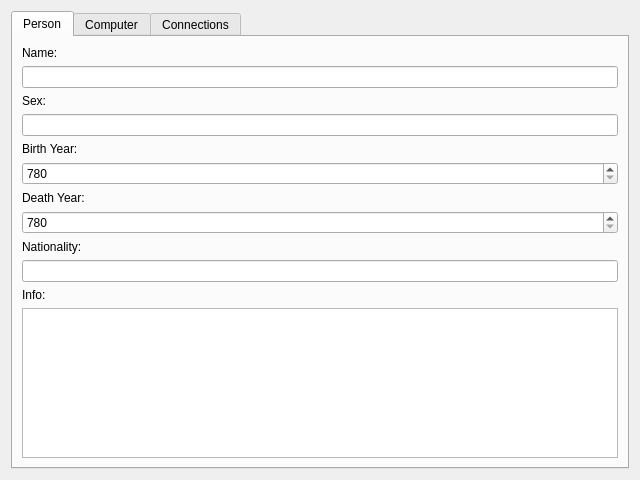
The window that additem.ui (Fanarito/VLN1) describes before a commit, drawn with Qt 5.
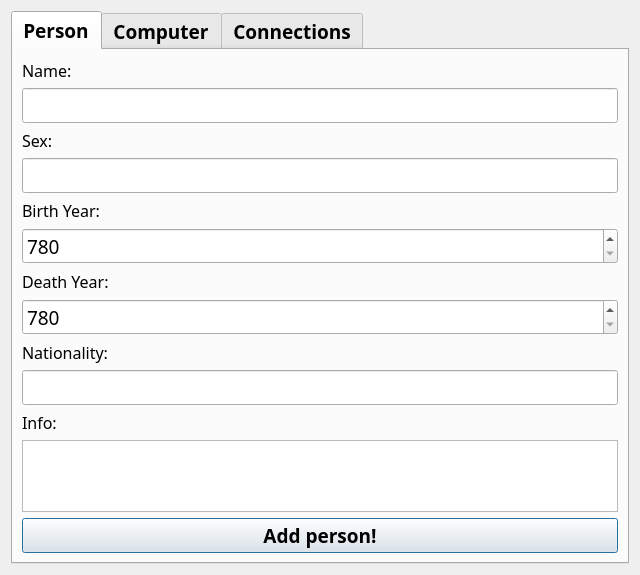
The same window after the commit.

```diff
--- a/additem.ui
+++ b/additem.ui
@@ -16,6 +16,14 @@
   <layout class="QVBoxLayout" name="verticalLayout_2">
    <item>
     <widget class="QTabWidget" name="tabWidget">
+     <property name="font">
+      <font>
+       <family>Calibri Light</family>
+       <pointsize>14</pointsize>
+       <weight>75</weight>
+       <bold>true</bold>
+      </font>
+     </property>
      <property name="currentIndex">
       <number>0</number>
      </property>
@@ -26,6 +34,14 @@
       <layout class="QVBoxLayout" name="verticalLayout">
        <item>
         <widget class="QLabel" name="label">
+         <property name="font">
+          <font>
+           <family>Calibri Light</family>
+           <pointsize>12</pointsize>
+           <weight>50</weight>
+           <bold>false</bold>
+          </font>
+         </property>
          <property name="text">
           <string>Name:</string>
          </property>
@@ -40,6 +56,14 @@
        </item>
        <item>
         <widget class="QLabel" name="label_2">
+         <property name="font">
+          <font>
+           <family>Calibri Light</family>
+           <pointsize>12</pointsize>
+           <weight>50</weight>
+           <bold>false</bold>
+          </font>
+         </property>
          <property name="text">
           <string>Sex:</string>
          </property>
@@ -50,13 +74,25 @@
        </item>
        <item>
         <widget class="QLabel" name="label_3">
+         <property name="font">
+          <font>
+           <family>Calibri Light</family>
+           <pointsize>12</pointsize>
+          </font>
+         </property>
          <property name="text">
-          <string>Birth Year:</string>
+          <string>&lt;html&gt;&lt;head/&gt;&lt;body&gt;&lt;p&gt;&lt;span style=&quot; font-weight:400;&quot;&gt;Birth Year:&lt;/span&gt;&lt;/p&gt;&lt;/body&gt;&lt;/html&gt;</string>
          </property>
         </widget>
        </item>
        <item>
         <widget class="QSpinBox" name="BirthYearInput">
+         <property name="font">
+          <font>
+           <weight>50</weight>
+           <bold>false</bold>
+          </font>
+         </property>
          <property name="minimum">
           <number>780</number>
          </property>
@@ -67,13 +103,25 @@
        </item>
        <item>
         <widget class="QLabel" name="label_4">
+         <property name="font">
+          <font>
+           <family>Calibri Light</family>
+           <pointsize>12</pointsize>
+          </font>
+         </property>
          <property name="text">
-          <string>Death Year:</string>
+          <string>&lt;html&gt;&lt;head/&gt;&lt;body&gt;&lt;p&gt;&lt;span style=&quot; font-weight:400;&quot;&gt;Death Year:&lt;/span&gt;&lt;/p&gt;&lt;/body&gt;&lt;/html&gt;</string>
          </property>
         </widget>
        </item>
        <item>
         <widget class="QSpinBox" name="DeathYearInput">
+         <property name="font">
+          <font>
+           <weight>50</weight>
+           <bold>false</bold>
+          </font>
+         </property>
          <property name="minimum">
           <number>780</number>
          </property>
@@ -84,8 +132,14 @@
        </item>
        <item>
         <widget class="QLabel" name="label_5">
+         <property name="font">
+          <font>
+           <family>Calibri Light</family>
+           <pointsize>12</pointsize>
+          </font>
+         </property>
          <property name="text">
-          <string>Nationality:</string>
+          <string>&lt;html&gt;&lt;head/&gt;&lt;body&gt;&lt;p&gt;&lt;span style=&quot; font-weight:400;&quot;&gt;Nationality:&lt;/span&gt;&lt;/p&gt;&lt;/body&gt;&lt;/html&gt;</string>
          </property>
         </widget>
        </item>
@@ -94,14 +148,33 @@
        </item>
        <item>
         <widget class="QLabel" name="label_6">
+         <property name="font">
+          <font>
+           <family>Calibri Light</family>
+           <pointsize>12</pointsize>
+          </font>
+         </property>
          <property name="text">
-          <string>Info:</string>
+          <string>&lt;html&gt;&lt;head/&gt;&lt;body&gt;&lt;p&gt;&lt;span style=&quot; font-weight:400;&quot;&gt;Info:&lt;/span&gt;&lt;/p&gt;&lt;/body&gt;&lt;/html&gt;</string>
          </property>
         </widget>
        </item>
        <item>
         <widget class="QTextEdit" name="textEdit"/>
        </item>
+       <item>
+        <widget class="QPushButton" name="pushButton_2">
+         <property name="font">
+          <font>
+           <family>Calibri Light</family>
+           <pointsize>14</pointsize>
+          </font>
+         </property>
+         <property name="text">
+          <string>Add person!</string>
+         </property>
+        </widget>
+       </item>
       </layout>
      </widget>
      <widget class="QWidget" name="tab_2">
```
Left out of the diff: 44 changed lines with no effect on the pictures.
